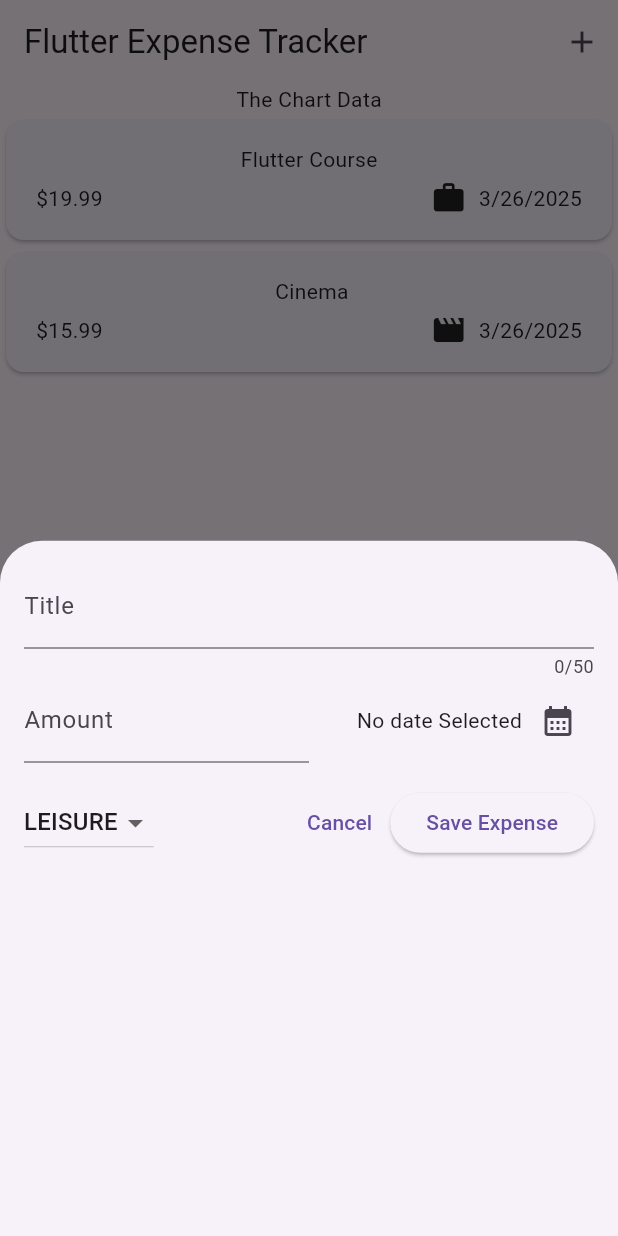
After one commit to zaincodingenjoyer/ExpenseTracker, a Flutter app: the screen it shows after launch, after a tap on the "add" icon, on a phone screen of 412 x 824 dp. The commit adds this screen. Run offline on Flutter 3.47's test engine with Material 3 defaults, Android fonts, the phone set to English and light mode, and no system bars.

Commit message:
Date plus dropdown

```diff
--- a/lib/widgets/expenses.dart
+++ b/lib/widgets/expenses.dart
@@ -1,3 +1,4 @@
+import 'package:expensetracker/widgets/new_expense.dart';
 import 'package:flutter/material.dart';
 import 'package:expensetracker/models/expense.dart';
 import 'package:expensetracker/widgets/expenses_list/expenses_list.dart';
@@ -27,9 +28,19 @@
     ),
   ];
 
+  void _openAddExpenseOveraly() {
+    showModalBottomSheet(context: context, builder: (ctx) => NewExpense());
+  }
+
   @override
   Widget build(BuildContext context) {
     return Scaffold(
+      appBar: AppBar(
+        title: Text('Flutter Expense Tracker'),
+        actions: [
+          IconButton(onPressed: _openAddExpenseOveraly, icon: Icon(Icons.add)),
+        ],
+      ),
       body: Column(
         children: [
           Text('The Chart Data'),
--- /dev/null
+++ b/lib/widgets/new_expense.dart
@@ -0,0 +1,130 @@
+import 'package:flutter/material.dart';
+import 'package:expensetracker/models/expense.dart';
+
+class NewExpense extends StatefulWidget {
+  const NewExpense({super.key});
+
+  @override
+  State<NewExpense> createState() {
+    return _NewExpenseState();
+  }
+}
+
+class _NewExpenseState extends State<NewExpense> {
+  final _titleController = TextEditingController();
+  final _amountController = TextEditingController();
+  DateTime? _selectedDate;
+  Category _selectedCategory = Category.leisure;
+
+  void _presentDatePicker() async {
+    //datepicker
+
+    final now = DateTime.now();
+    final firstdate = DateTime(now.year - 1, now.month, now.day);
+    final pickedDate = await showDatePicker(
+      context: context,
+      initialDate: now,
+      firstDate: firstdate,
+      lastDate: now,
+    );
+    //this line only execs when available
+    setState(() {
+      _selectedDate = pickedDate;
+    });
+  }
+
+  @override
+  void dispose() {
+    _titleController.dispose();
+    _amountController.dispose();
+    super.dispose();
+  }
+
+  @override
+  Widget build(BuildContext context) {
+    return Padding(
+      padding: EdgeInsets.all(16),
+      child: Column(
+        children: [
+          TextField(
+            controller: _titleController,
+            maxLength: 50,
+            decoration: InputDecoration(label: Text('Title')),
+          ),
+          Row(
+            children: [
+              Expanded(
+                child: TextField(
+                  controller: _titleController,
+                  keyboardType: TextInputType.number,
+                  decoration: InputDecoration(
+                    label: Text('Amount'),
+                    prefixText: '\$ ',
+                  ),
+                ),
+              ),
+              Expanded(
+                child: Row(
+                  mainAxisAlignment: MainAxisAlignment.end,
+                  crossAxisAlignment: CrossAxisAlignment.center,
+                  children: [
+                    Text(
+                      _selectedDate == null
+                          ? 'No date Selected'
+                          : formatter.format(_selectedDate!),
+                    ),
+                    IconButton(
+                      onPressed: _presentDatePicker,
+                      icon: const Icon(Icons.calendar_month),
+                    ),
+                  ],
+                ),
+              ),
+            ],
+          ),
+
+          const SizedBox(height: 16),
+
+          Row(
+            children: [
+              DropdownButton(
+                value: _selectedCategory,
+                items:
+                    Category.values
+                        .map(
+                          (category) => DropdownMenuItem(
+                            value: category,
+                            child: Text(category.name.toUpperCase()),
+                          ),
+                        )
+                        .toList(),
+                onChanged: (value) {
+                  if (value == null) {
+                    return;
+                  }
+                  setState(() {
+                    _selectedCategory = value;
+                  });
+                },
+              ),
+              const Spacer(),
+              TextButton(
+                onPressed: () {
+                  Navigator.pop(context);
+                },
+                child: const Text('Cancel'),
+              ),
+              ElevatedButton(
+                onPressed: () {
+                  print(_titleController.text);
+                  print(_amountController.toString());
+                },
+                child: const Text('Save Expense'),
+              ),
+            ],
+          ),
+        ],
+      ),
+    );
+  }
+}
```
